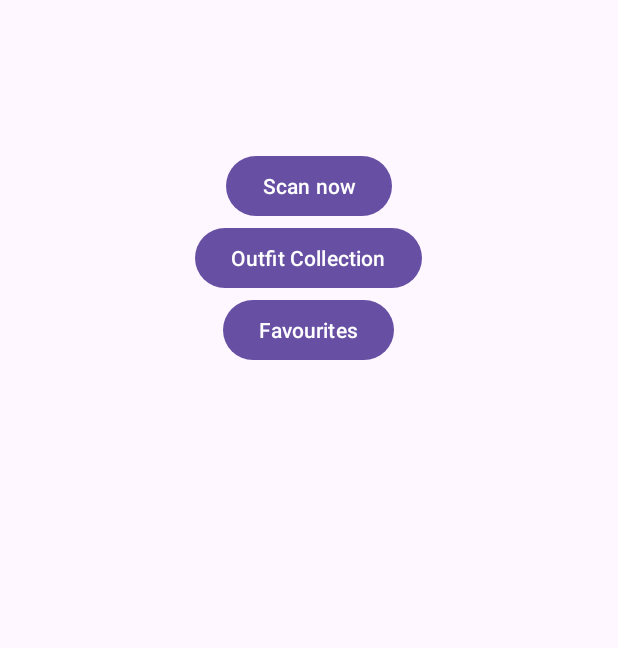
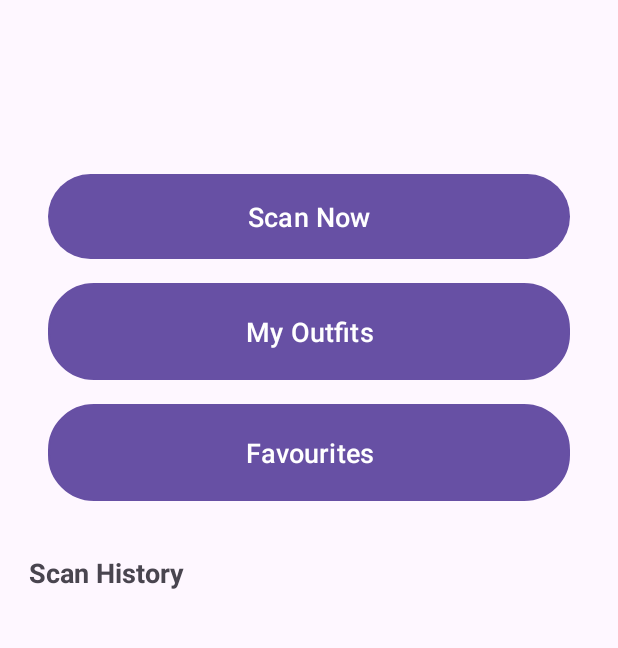
Before and after one commit to StephenHughesUni/WardrobeBuddy, an Android app: the screen it shows after launch once a user with an empty profile is signed in (MainActivity), on a phone screen of 412 x 824 dp, the part 96-744 px from its top. Run offline under Robolectric (Android 15) with nearby library versions, the phone set to English and light mode, and no system bars; our stand-ins replace Firebase (no records; nobody signed in at launch, a user with empty details on screens opened directly); libraries missing offline, so code that uses them is left out: com.google.mlkit.vision; pictures from the network do not load.

Commit message:
update v3

```diff
--- a/app/build.gradle
+++ b/app/build.gradle
@@ -38,6 +38,8 @@ dependencies {
     implementation 'com.google.android.material:material:1.10.0' // Check and use the correct version
     implementation 'com.google.mlkit:text-recognition:16.0.0'
 
+    implementation 'androidx.constraintlayout:constraintlayout:2.1.4'
+
     // Add the Firebase SDK for Google Analytics
     implementation 'com.google.firebase:firebase-analytics:21.5.1'
     // Add the Firebase SDK for Firebase Realtime Database
--- /dev/null
+++ b/app/src/main/res/drawable/baseline_delete_24.xml
@@ -0,0 +1,5 @@
+<vector android:height="24dp" android:tint="#000000"
+    android:viewportHeight="24" android:viewportWidth="24"
+    android:width="24dp" xmlns:android="http://schemas.android.com/apk/res/android">
+    <path android:fillColor="@android:color/white" android:pathData="M6,19c0,1.1 0.9,2 2,2h8c1.1,0 2,-0.9 2,-2V7H6v12zM19,4h-3.5l-1,-1h-5l-1,1H5v2h14V4z"/>
+</vector>
--- /dev/null
+++ b/app/src/main/res/drawable/baseline_favorite_border_24.xml
@@ -0,0 +1,5 @@
+<vector android:height="24dp" android:tint="#000000"
+    android:viewportHeight="24" android:viewportWidth="24"
+    android:width="24dp" xmlns:android="http://schemas.android.com/apk/res/android">
+    <path android:fillColor="@android:color/white" android:pathData="M16.5,3c-1.74,0 -3.41,0.81 -4.5,2.09C10.91,3.81 9.24,3 7.5,3 4.42,3 2,5.42 2,8.5c0,3.78 3.4,6.86 8.55,11.54L12,21.35l1.45,-1.32C18.6,15.36 22,12.28 22,8.5 22,5.42 19.58,3 16.5,3zM12.1,18.55l-0.1,0.1 -0.1,-0.1C7.14,14.24 4,11.39 4,8.5 4,6.5 5.5,5 7.5,5c1.54,0 3.04,0.99 3.57,2.36h1.87C13.46,5.99 14.96,5 16.5,5c2,0 3.5,1.5 3.5,3.5 0,2.89 -3.14,5.74 -7.9,10.05z"/>
+</vector>
--- /dev/null
+++ b/app/src/main/res/drawable/rounded_button.xml
@@ -0,0 +1,4 @@
+<shape xmlns:android="http://schemas.android.com/apk/res/android">
+    <solid android:color="#8E24AA"/>
+    <corners android:radius="30dp"/>
+</shape>
--- /dev/null
+++ b/app/src/main/res/drawable/rounded_button_outline.xml
@@ -0,0 +1,5 @@
+<shape xmlns:android="http://schemas.android.com/apk/res/android">
+    <stroke android:width="1dp" android:color="#6200EE" />
+    <solid android:color="#FFFFFF"/>
+    <corners android:radius="30dp"/>
+</shape>
--- a/app/src/main/res/layout/activity_main.xml
+++ b/app/src/main/res/layout/activity_main.xml
@@ -22,25 +22,70 @@
 
     <Button
         android:id="@+id/btnScanNow"
-        android:layout_width="wrap_content"
+        android:layout_width="match_parent"
         android:layout_height="wrap_content"
-        android:text="Scan now"
-        android:layout_gravity="center_horizontal"/>
+        android:text="Scan Now"
+        android:background="@drawable/rounded_button"
+        android:textColor="#FFFFFF"
+        android:textSize="18sp"
+        android:textAllCaps="false"
+        android:minHeight="0dp"
+        android:minWidth="0dp"
+        android:paddingTop="12dp"
+        android:paddingBottom="12dp"
+        android:layout_marginStart="32dp"
+        android:layout_marginEnd="32dp"
+        android:layout_marginTop="16dp"
+        android:layout_marginBottom="16dp"/>
+
 
     <Button
         android:id="@+id/btnOutfitCollection"
-        android:layout_width="wrap_content"
+        android:layout_width="match_parent"
         android:layout_height="wrap_content"
-        android:text="Outfit Collection"
-        android:layout_gravity="center_horizontal"/>
+        android:text="My Outfits"
+        android:background="@drawable/rounded_button_outline"
+        android:textColor="#FFFFFF"
+        android:textSize="18sp"
+        android:textAllCaps="false"
+        android:minHeight="0dp"
+        android:minWidth="0dp"
+        android:paddingTop="12dp"
+        android:paddingBottom="12dp"
+        android:layout_marginStart="32dp"
+        android:layout_marginEnd="32dp"
+        android:padding="16dp" />
 
     <Button
         android:id="@+id/btnFavourites"
-        android:layout_width="wrap_content"
+        android:layout_width="match_parent"
         android:layout_height="wrap_content"
         android:text="Favourites"
-        android:layout_marginBottom="16dp"
-        android:layout_gravity="center_horizontal"/>
+        android:background="@drawable/rounded_button_outline"
+        android:textColor="#FFFFFF"
+        android:textSize="18sp"
+        android:textAllCaps="false"
+        android:minHeight="0dp"
+        android:minWidth="0dp"
+        android:paddingTop="12dp"
+        android:paddingBottom="12dp"
+        android:layout_marginStart="32dp"
+        android:layout_marginEnd="32dp"
+        android:layout_marginTop="16dp"
+        android:layout_marginBottom="32dp"
+        android:padding="16dp" />
+
+    <TextView
+        android:id="@+id/tvScanHistory"
+        android:layout_width="match_parent"
+        android:layout_height="wrap_content"
+        android:layout_marginStart="16dp"
+        android:background="?android:attr/selectableItemBackground"
+        android:gravity="start"
+        android:padding="3dp"
+        android:text="Scan History"
+        android:textAppearance="?android:attr/textAppearanceMedium"
+        android:textStyle="bold" />
 
     <androidx.recyclerview.widget.RecyclerView
         android:id="@+id/recyclerView"
--- a/app/src/main/res/values/strings.xml
+++ b/app/src/main/res/values/strings.xml
@@ -11,4 +11,5 @@
     <string name="user">User</string>
     <string name="don_t_have_an_account">Don\'t have an account?</string>
     <string name="banner_for_login_page">Banner for Login Page</string>
+    <string name="delete_item">delete item</string>
 </resources>
```
Also changed, not shown: app/src/main/java/com/example/wardrobebuddy/com/firebaseauth/MainActivity.java (+16 -19 lines), app/src/main/java/com/example/wardrobebuddy/com/firebaseauth/ScannedItem.java (+40 -9 lines), app/src/main/java/com/example/wardrobebuddy/com/firebaseauth/ScannedItemsAdapter.java (+43 -16 lines), app/src/main/res/layout/item_scanned_item.xml (+47 -29 lines).
